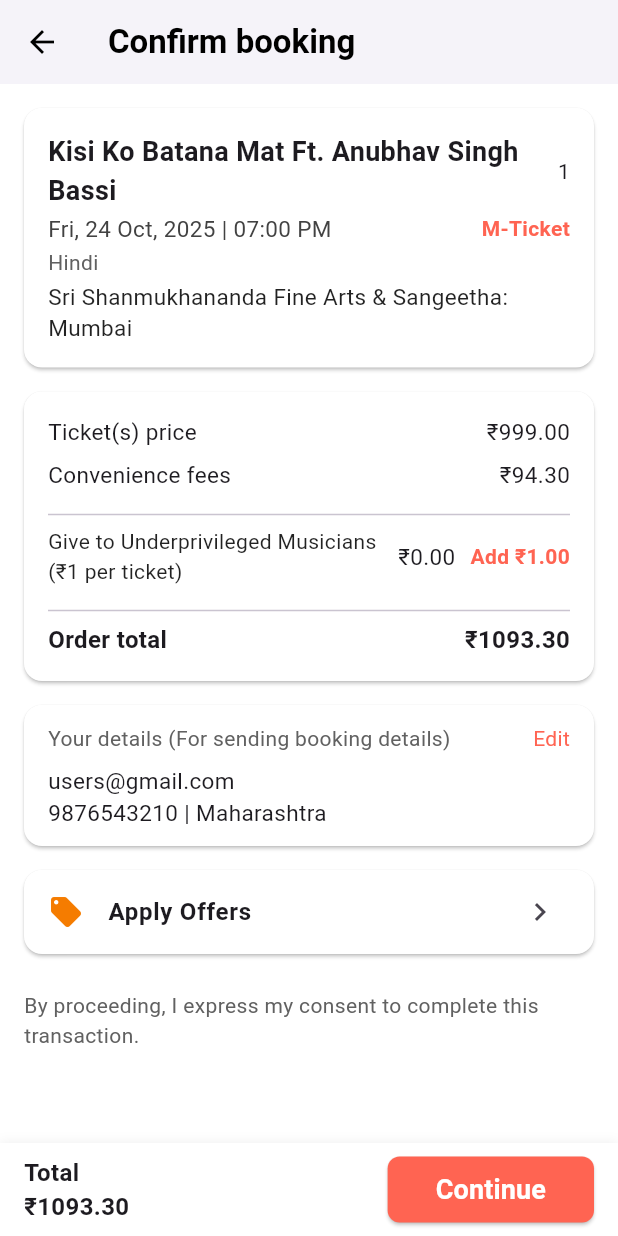
After one commit to Amaanvikar/TicketFirst, a Flutter app: the EventBookingScreen screen opened directly, on a phone screen of 412 x 824 dp. The commit adds this screen. Run offline on Flutter 3.47's test engine with Material 3 defaults, Android fonts, the light colour scheme and no system bars; our stand-ins replace flutter_native_splash, flutter_riverpod.

Commit message:
Bokking Screen with ticket Generation

```diff
--- /dev/null
+++ b/lib/Screens/Event/eventBookingScreen.dart
@@ -0,0 +1,324 @@
+import 'package:flutter/material.dart';
+import 'package:ticketfirst/Api/Helper/constant.dart';
+
+class EventBookingScreen extends StatefulWidget {
+  const EventBookingScreen({super.key});
+
+  @override
+  State<EventBookingScreen> createState() => _EventBookingScreenState();
+}
+
+class _EventBookingScreenState extends State<EventBookingScreen> {
+  @override
+  Widget build(BuildContext context) {
+    return Scaffold(
+      backgroundColor: Colors.white,
+      appBar: AppBar(
+        leading: BackButton(
+          onPressed: () {
+            showDialog(
+              context: context,
+              builder: (BuildContext context) {
+                return AlertDialog(
+                  backgroundColor: Colors.white,
+                  title: Text("Are you sure you want to cancle transaction !"),
+                  actions: [
+                    TextButton(
+                      onPressed: () {
+                        Navigator.of(context).pop();
+                      },
+                      child: Text('No'),
+                    ),
+                    TextButton(
+                      onPressed: () {
+                        Navigator.of(context).pop();
+                        Navigator.of(context).pop();
+                      },
+                      child: Text('Yes'),
+                    ),
+                  ],
+                );
+              },
+            );
+          },
+        ),
+        title: Text(
+          "Confirm booking",
+          style: TextStyle(fontWeight: FontWeight.bold),
+        ),
+        backgroundColor: Colors.white,
+        foregroundColor: Colors.black,
+        elevation: 2,
+      ),
+      body: SingleChildScrollView(
+        padding: const EdgeInsets.all(16.0),
+        child: Column(
+          children: [
+            // Show Ticket Info
+            Card(
+              color: Colors.white,
+              shape: RoundedRectangleBorder(
+                borderRadius: BorderRadius.circular(12),
+              ),
+              elevation: 1,
+              margin: EdgeInsets.only(bottom: 16),
+              child: Padding(
+                padding: const EdgeInsets.all(16.0),
+                child: Column(
+                  crossAxisAlignment: CrossAxisAlignment.start,
+                  children: [
+                    Row(
+                      children: [
+                        Expanded(
+                          child: Text(
+                            "Kisi Ko Batana Mat Ft. Anubhav Singh Bassi",
+                            style: TextStyle(
+                              fontWeight: FontWeight.bold,
+                              fontSize: 18,
+                            ),
+                          ),
+                        ),
+                        Text("1"),
+                      ],
+                    ),
+                    SizedBox(height: 2),
+                    Row(
+                      children: [
+                        Expanded(
+                          child: Text(
+                            "Fri, 24 Oct, 2025 | 07:00 PM",
+                            style: TextStyle(
+                              color: Colors.grey[800],
+                              fontSize: 15,
+                            ),
+                          ),
+                        ),
+                        Text(
+                          "M-Ticket",
+                          style: TextStyle(
+                            color: kPrimaryColor,
+                            fontWeight: FontWeight.bold,
+                          ),
+                        ),
+                      ],
+                    ),
+                    SizedBox(height: 2),
+                    Text(
+                      "Hindi",
+                      style: TextStyle(color: Colors.grey[700], fontSize: 14),
+                    ),
+                    SizedBox(height: 2),
+                    Text(
+                      "Sri Shanmukhananda Fine Arts & Sangeetha: Mumbai",
+                      style: TextStyle(color: Colors.black87, fontSize: 15),
+                    ),
+                  ],
+                ),
+              ),
+            ),
+
+            // Price Details Card
+            Card(
+              color: Colors.white,
+              shape: RoundedRectangleBorder(
+                borderRadius: BorderRadius.circular(12),
+              ),
+              elevation: 1,
+              margin: EdgeInsets.only(bottom: 16),
+              child: Padding(
+                padding: const EdgeInsets.all(16.0),
+                child: Column(
+                  children: [
+                    Row(
+                      mainAxisAlignment: MainAxisAlignment.spaceBetween,
+                      children: [
+                        Text("Ticket(s) price", style: TextStyle(fontSize: 15)),
+                        Text("₹999.00", style: TextStyle(fontSize: 15)),
+                      ],
+                    ),
+                    SizedBox(height: 8),
+                    Row(
+                      mainAxisAlignment: MainAxisAlignment.spaceBetween,
+                      children: [
+                        Text(
+                          "Convenience fees",
+                          style: TextStyle(fontSize: 15),
+                        ),
+                        Text("₹94.30", style: TextStyle(fontSize: 15)),
+                      ],
+                    ),
+                    SizedBox(height: 8),
+                    Divider(),
+                    Row(
+                      children: [
+                        Expanded(
+                          child: Text(
+                            "Give to Underprivileged Musicians\n(₹1 per ticket) ",
+                            style: TextStyle(
+                              fontSize: 14,
+                              color: Colors.black87,
+                            ),
+                          ),
+                        ),
+                        Text("₹0.00", style: TextStyle(fontSize: 15)),
+                        SizedBox(width: 10),
+                        InkWell(
+                          onTap: () {}, // Add your action
+                          child: Text(
+                            "Add ₹1.00",
+                            style: TextStyle(
+                              color: kPrimaryColor,
+                              fontWeight: FontWeight.bold,
+                            ),
+                          ),
+                        ),
+                      ],
+                    ),
+                    SizedBox(height: 8),
+                    Divider(),
+                    Row(
+                      mainAxisAlignment: MainAxisAlignment.spaceBetween,
+                      children: [
+                        Text(
+                          "Order total",
+                          style: TextStyle(
+                            fontWeight: FontWeight.bold,
+                            fontSize: 16,
+                          ),
+                        ),
+                        Text(
+                          "₹1093.30",
+                          style: TextStyle(
+                            fontWeight: FontWeight.bold,
+                            fontSize: 16,
+                          ),
+                        ),
+                      ],
+                    ),
+                  ],
+                ),
+              ),
+            ),
+
+            // Your Details Card
+            Card(
+              color: Colors.white,
+              shape: RoundedRectangleBorder(
+                borderRadius: BorderRadius.circular(12),
+              ),
+              elevation: 1,
+              margin: EdgeInsets.only(bottom: 16),
+              child: Padding(
+                padding: const EdgeInsets.symmetric(
+                  horizontal: 16,
+                  vertical: 12,
+                ),
+                child: Column(
+                  crossAxisAlignment: CrossAxisAlignment.start,
+                  children: [
+                    Row(
+                      mainAxisAlignment: MainAxisAlignment.spaceBetween,
+                      children: [
+                        Text(
+                          "Your details (For sending booking details)",
+                          style: TextStyle(
+                            color: Colors.grey[700],
+                            fontSize: 14,
+                          ),
+                        ),
+                        InkWell(
+                          onTap: () {}, // Edit action
+                          child: Text(
+                            "Edit",
+                            style: TextStyle(color: kPrimaryColor),
+                          ),
+                        ),
+                      ],
+                    ),
+                    SizedBox(height: 8),
+                    Text("users@gmail.com", style: TextStyle(fontSize: 15)),
+                    Text(
+                      "9876543210 | Maharashtra",
+                      style: TextStyle(fontSize: 15),
+                    ),
+                  ],
+                ),
+              ),
+            ),
+
+            // Offers Section
+            Card(
+              color: Colors.white,
+              shape: RoundedRectangleBorder(
+                borderRadius: BorderRadius.circular(12),
+              ),
+              elevation: 1,
+              margin: EdgeInsets.only(bottom: 16),
+              child: ListTile(
+                leading: Icon(Icons.local_offer, color: Colors.orange[700]),
+                title: Text(
+                  "Apply Offers",
+                  style: TextStyle(fontWeight: FontWeight.w600),
+                ),
+                trailing: Icon(Icons.chevron_right),
+                onTap: () {}, // Apply offers action
+              ),
+            ),
+
+            // Consent text
+            Padding(
+              padding: const EdgeInsets.symmetric(vertical: 8),
+              child: Text(
+                "By proceeding, I express my consent to complete this transaction.",
+                style: TextStyle(color: Colors.grey[700], fontSize: 14),
+              ),
+            ),
+          ],
+        ),
+      ),
+      bottomNavigationBar: Container(
+        padding: EdgeInsets.symmetric(horizontal: 16, vertical: 8),
+        decoration: BoxDecoration(
+          color: Colors.white,
+          boxShadow: [BoxShadow(color: Colors.grey.shade200, blurRadius: 6)],
+        ),
+        child: Row(
+          children: [
+            Expanded(
+              child: Text(
+                "Total\n₹1093.30",
+                style: TextStyle(fontWeight: FontWeight.bold, fontSize: 16),
+              ),
+            ),
+            SizedBox(
+              height: 44,
+              child: ElevatedButton(
+                onPressed: () {
+                  ScaffoldMessenger.of(context).showSnackBar(
+                    SnackBar(
+                      content: Text("Redirecting to Payment Options!"),
+                      duration: Duration(seconds: 1),
+                      backgroundColor: Colors.green,
+                    ),
+                  );
+                },
+                child: Text(
+                  "Continue",
+                  style: TextStyle(fontSize: 18, fontWeight: FontWeight.bold),
+                ),
+                style: ElevatedButton.styleFrom(
+                  backgroundColor: kPrimaryColor,
+                  foregroundColor: Colors.white,
+                  shape: RoundedRectangleBorder(
+                    borderRadius: BorderRadius.circular(8),
+                  ),
+                  padding: EdgeInsets.symmetric(horizontal: 32),
+                ),
+              ),
+            ),
+          ],
+        ),
+      ),
+    );
+  }
+}
--- a/lib/Screens/Event/eventDateTimeConfirmationScreen.dart
+++ b/lib/Screens/Event/eventDateTimeConfirmationScreen.dart
@@ -24,7 +24,10 @@ class _EventDatetimeConfirmationScreenState
   @override
   Widget build(BuildContext context) {
     return Scaffold(
+      backgroundColor: Colors.white,
       appBar: AppBar(
+        backgroundColor: Colors.white,
+        elevation: 2,
         title: Text(
           widget.title,
           style: const TextStyle(fontWeight: FontWeight.bold, fontSize: 18),
@@ -48,7 +51,7 @@ class _EventDatetimeConfirmationScreenState
               width: double.infinity,
               padding: EdgeInsets.all(8.0),
               decoration: BoxDecoration(
-                color: Colors.grey[300],
+                color: Colors.grey[100],
                 borderRadius: BorderRadius.circular(12),
               ),
               child: Text(
@@ -158,6 +161,7 @@ class _EventDatetimeConfirmationScreenState
     required VoidCallback? onTimeTap,
   }) {
     return Card(
+      color: Colors.white,
       shape: RoundedRectangleBorder(borderRadius: BorderRadius.circular(14)),
       elevation: 2,
       child: Padding(
--- a/lib/Screens/Event/knowMoreInfoScreen.dart
+++ b/lib/Screens/Event/knowMoreInfoScreen.dart
@@ -30,6 +30,8 @@ class _KnowMoreInfoScreenState extends State<KnowMoreInfoScreen> {
     return Scaffold(
       backgroundColor: Colors.white,
       appBar: AppBar(
+        backgroundColor: Colors.white,
+        elevation: 2,
         title: Text(
           widget.title,
           style: TextStyle(fontWeight: FontWeight.bold, fontSize: 18),
--- a/lib/Screens/comedyShowsScreen.dart
+++ b/lib/Screens/comedyShowsScreen.dart
@@ -17,6 +17,8 @@ class _ComedyShowsScreenState extends State<ComedyShowsScreen> {
     return Scaffold(
       backgroundColor: Colors.white,
       appBar: AppBar(
+        backgroundColor: Colors.white,
+        elevation: 2,
         title: Text(
           "Comedy Shows",
           style: TextStyle(fontWeight: FontWeight.bold),
--- a/lib/Screens/eventScreen.dart
+++ b/lib/Screens/eventScreen.dart
@@ -13,12 +13,13 @@ class EventScreen extends ConsumerWidget {
     return Scaffold(
       backgroundColor: Colors.white,
       appBar: AppBar(
+        backgroundColor: Colors.white,
         centerTitle: true,
         title: const Text(
           "Event Screen",
           style: TextStyle(fontWeight: FontWeight.bold, color: Colors.black),
         ),
-        elevation: 0,
+        elevation: 2,
       ),
       body: SingleChildScrollView(
         padding: const EdgeInsets.all(16),
```
Also changed, not shown: lib/Screens/Event/eventConfirmationScreen.dart (+25 -6 lines), lib/Screens/Event/eventTicketConfirmationScreen.dart (+33 -6 lines), lib/Screens/Event/mTicketScreen.dart (+44 -1 lines), lib/Screens/dashboardScreen.dart (+5 -3 lines).
